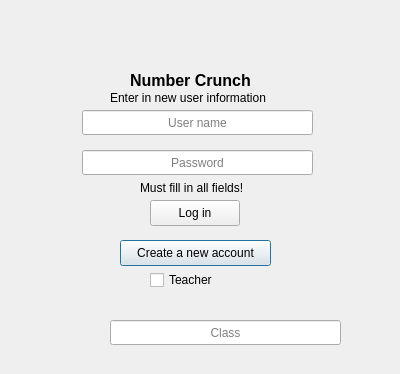
Old version of the form login.ui in the repository adsorensen/CountUp.
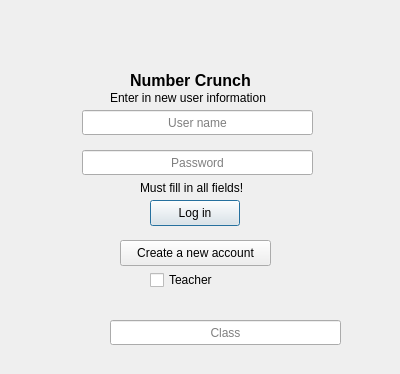
New version of the form.

What changed in the file:
```diff
--- a/login.ui
+++ b/login.ui
@@ -89,6 +89,9 @@
    <property name="text">
     <string>Create a new account</string>
    </property>
+   <property name="autoDefault">
+    <bool>false</bool>
+   </property>
   </widget>
   <widget class="QPushButton" name="loginbutton">
    <property name="geometry">
```
